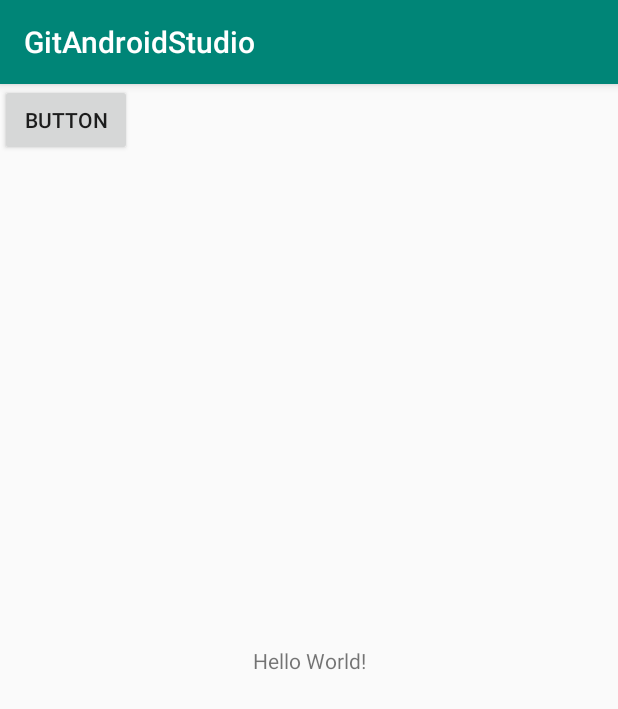
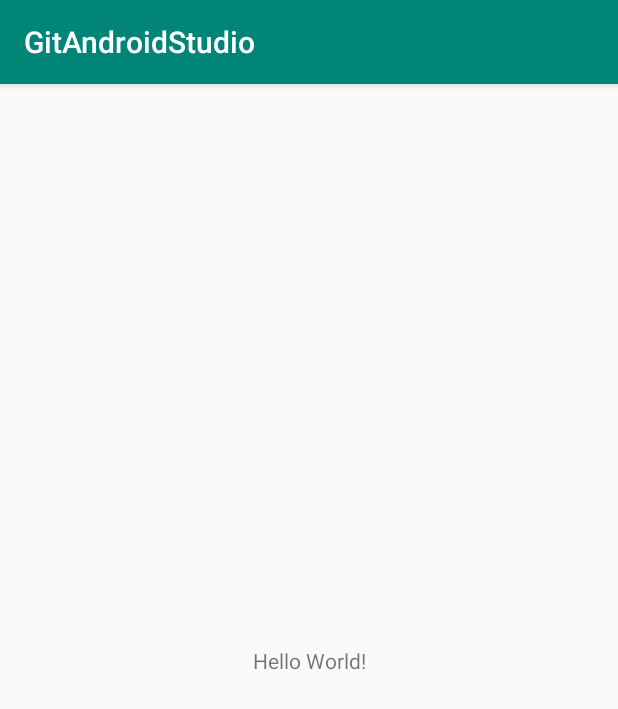
Before and after one commit to klintwales/InstagramClone, an Android app: the screen it shows after launch (MainActivity), on a phone screen of 412 x 824 dp. Shown: the top 709 px of the screen. Run offline under Robolectric (Android 15) with nearby library versions, the phone set to English and light mode, and no system bars.

Commit message:
Initial Commit

```diff
--- a/GitAndroidStudio/app/src/main/res/layout/activity_main.xml
+++ b/GitAndroidStudio/app/src/main/res/layout/activity_main.xml
@@ -15,12 +15,4 @@
         app:layout_constraintRight_toRightOf="parent"
         app:layout_constraintTop_toTopOf="parent" />
 
-    <Button
-        android:id="@+id/button"
-        android:layout_width="wrap_content"
-        android:layout_height="wrap_content"
-        android:text="Button"
-        tools:layout_editor_absoluteX="161dp"
-        tools:layout_editor_absoluteY="398dp" />
-
 </androidx.constraintlayout.widget.ConstraintLayout>
```
